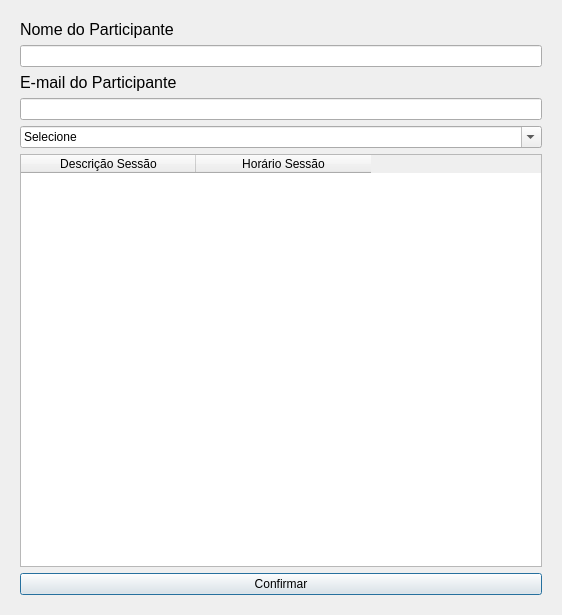
First picture: the form in TrabalhoEventos/view/inscricao_ui.ui, repository DaniloMenezesXML/GestaoEventos, before the edit.
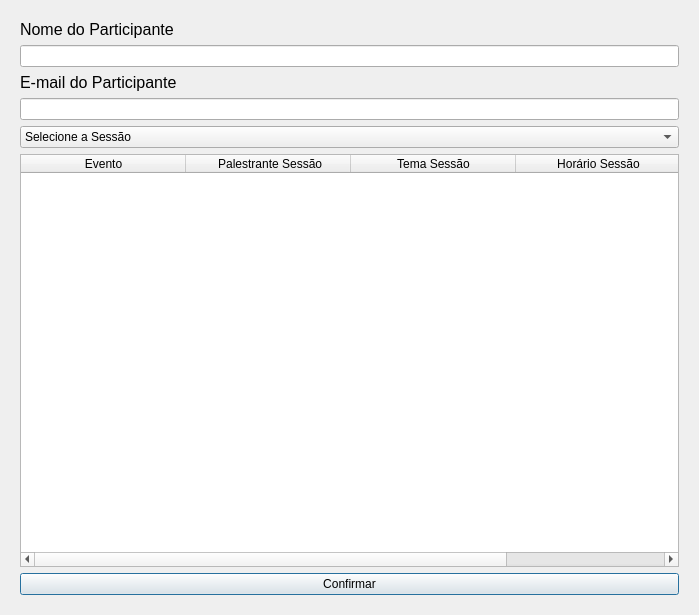
Second picture: the form after the edit.

Patch:
```diff
--- a/TrabalhoEventos/view/inscricao_ui.ui
+++ b/TrabalhoEventos/view/inscricao_ui.ui
@@ -6,7 +6,7 @@
    <rect>
     <x>0</x>
     <y>0</y>
-    <width>562</width>
+    <width>699</width>
     <height>615</height>
    </rect>
   </property>
@@ -40,27 +40,42 @@
       <item>
        <widget class="QComboBox" name="cb_sessao">
         <property name="editable">
-         <bool>true</bool>
+         <bool>false</bool>
         </property>
         <property name="currentText">
-         <string>Selecione</string>
+         <string>Selecione a Sessão</string>
         </property>
+        <item>
+         <property name="text">
+          <string>Selecione a Sessão</string>
+         </property>
+        </item>
        </widget>
       </item>
       <item>
        <widget class="QTableWidget" name="tb_sessao">
         <attribute name="horizontalHeaderDefaultSectionSize">
-         <number>175</number>
+         <number>165</number>
         </attribute>
         <column>
          <property name="text">
-          <string>Descrição Sessão</string>
+          <string>Evento</string>
          </property>
-         <property name="font">
-          <font>
-           <weight>50</weight>
-           <bold>false</bold>
-          </font>
+         <property name="textAlignment">
+          <set>AlignCenter</set>
+         </property>
+        </column>
+        <column>
+         <property name="text">
+          <string> Palestrante Sessão</string>
+         </property>
+         <property name="textAlignment">
+          <set>AlignCenter</set>
+         </property>
+        </column>
+        <column>
+         <property name="text">
+          <string>Tema Sessão</string>
          </property>
          <property name="textAlignment">
           <set>AlignCenter</set>
```
